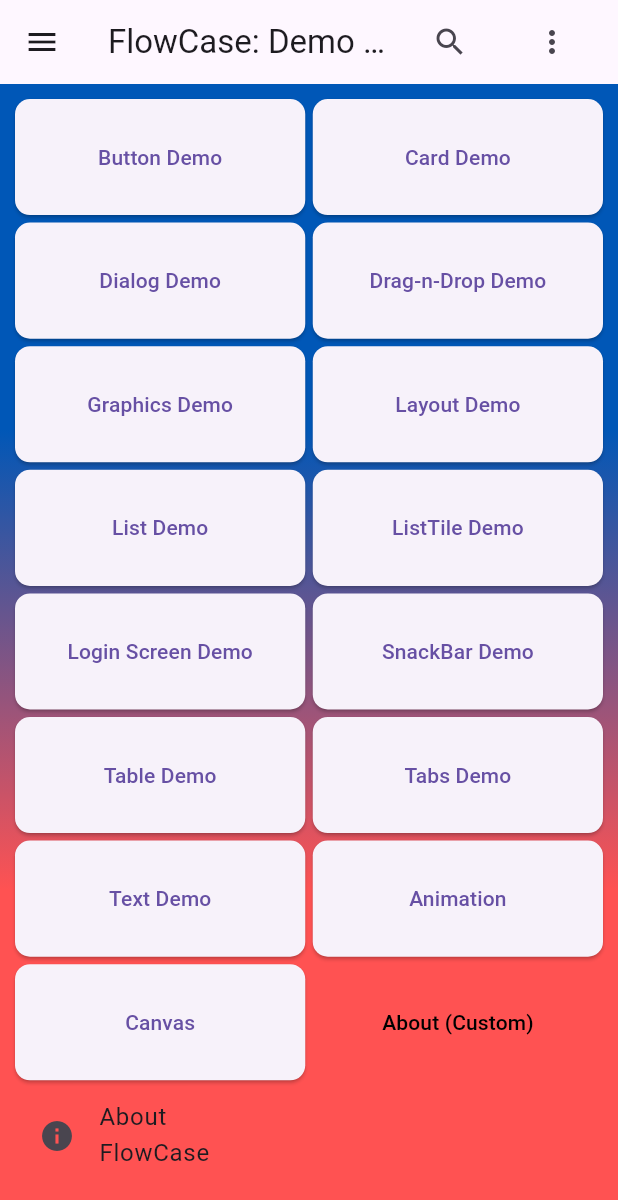
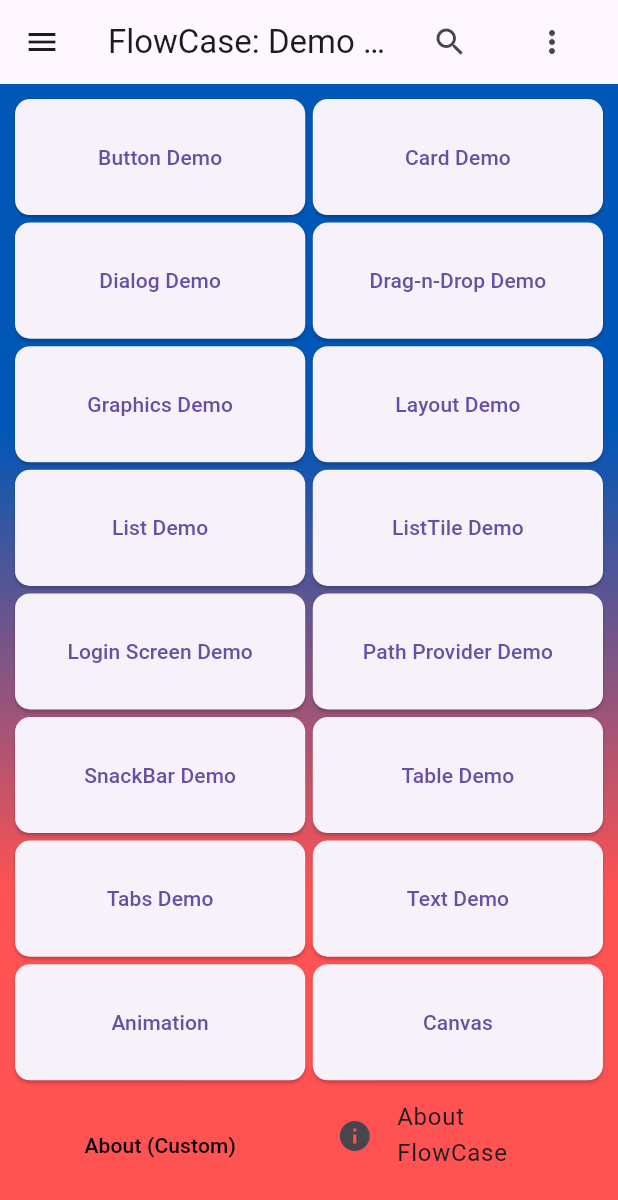
Before and after one commit to IanDarwin/fluttersrc, a Flutter app: the screen it shows after launch, on a phone screen of 412 x 824 dp. Shown: the top 1200 px of the screen. Run offline on Flutter 3.47's test engine with Material 3 defaults, Android fonts, the phone set to English and light mode, and no system bars; our stand-ins replace flutter_html, flutter_settings_screens, google_fonts, sqflite; accounts and stored records are empty.

Commit message:
Link PathProvider into main.dart

```diff
--- a/flowcase/lib/main.dart
+++ b/flowcase/lib/main.dart
@@ -2,6 +2,7 @@ import 'package:flowcase/canvas.dart';
 import 'package:flowcase/drag_drop.dart';
 import 'package:flowcase/layout_demos.dart';
 import 'package:flowcase/login_screen.dart';
+import 'package:flowcase/nav_drawer.dart';
 import 'package:flowcase/nav_drawer.dart';
 import 'package:flowcase/stack_rounded.dart';
 import 'package:flowcase/tab_demo.dart';
@@ -18,6 +19,7 @@ import 'dialog_demos.dart';
 import 'fade_in_route.dart';
 import 'list_demos.dart';
 import 'list_tile_demo.dart';
+import 'path_provider_demo.dart';
 import 'table_demo.dart';
 
 void main() async {
@@ -190,6 +192,15 @@ class _MyHomePageState extends State<MyHomePage> {
             ),
             ElevatedButton(
               style: ButtonStyle(shape: shape),
+              child: const Text("Path Provider Demo"),
+              onPressed: () {
+                Navigator.push(context, MaterialPageRoute(
+                    builder: (context) =>
+                    const Wrapper('PathProvider', PathProviderDemo(), "path_provider_demo",)));
+              },
+            ),
+            ElevatedButton(
+              style: ButtonStyle(shape: shape),
               child: const Text("SnackBar Demo"),
               onPressed: () { // Done here in main Widget
                 showUndoSnackbar(context, "Deleted Item #123", () => {});
```
